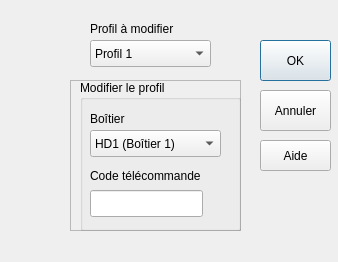
This is options.ui in outadoc/FreeStance-desktop as Qt 5 draws it before an edit. The edited form follows.
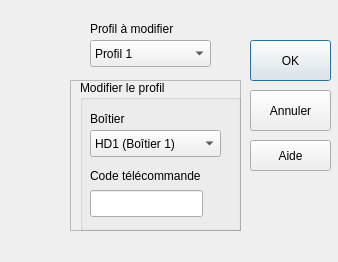
This is the edited form. Icons and pictures are not drawn.

Commit message: Boutons adaptés pour une utilisation sous OS X

```diff
--- a/options.ui
+++ b/options.ui
@@ -184,9 +184,9 @@
   <widget class="QPushButton" name="b_ok">
    <property name="geometry">
     <rect>
-     <x>260</x>
+     <x>250</x>
      <y>40</y>
-     <width>71</width>
+     <width>81</width>
      <height>41</height>
     </rect>
    </property>
@@ -197,9 +197,9 @@
   <widget class="QPushButton" name="b_cancel">
    <property name="geometry">
     <rect>
-     <x>260</x>
+     <x>250</x>
      <y>90</y>
-     <width>71</width>
+     <width>81</width>
      <height>41</height>
     </rect>
    </property>
@@ -210,9 +210,9 @@
   <widget class="QPushButton" name="b_help">
    <property name="geometry">
     <rect>
-     <x>260</x>
+     <x>250</x>
      <y>140</y>
-     <width>71</width>
+     <width>81</width>
      <height>31</height>
     </rect>
    </property>
```
The commit also changes 1 other file.
